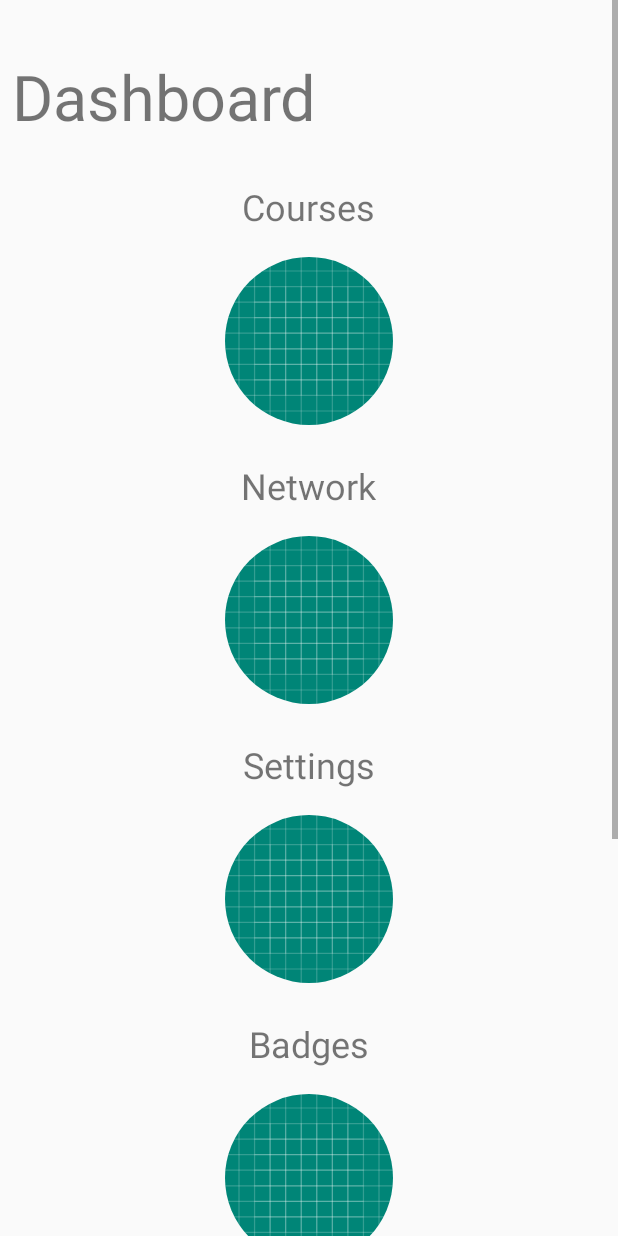
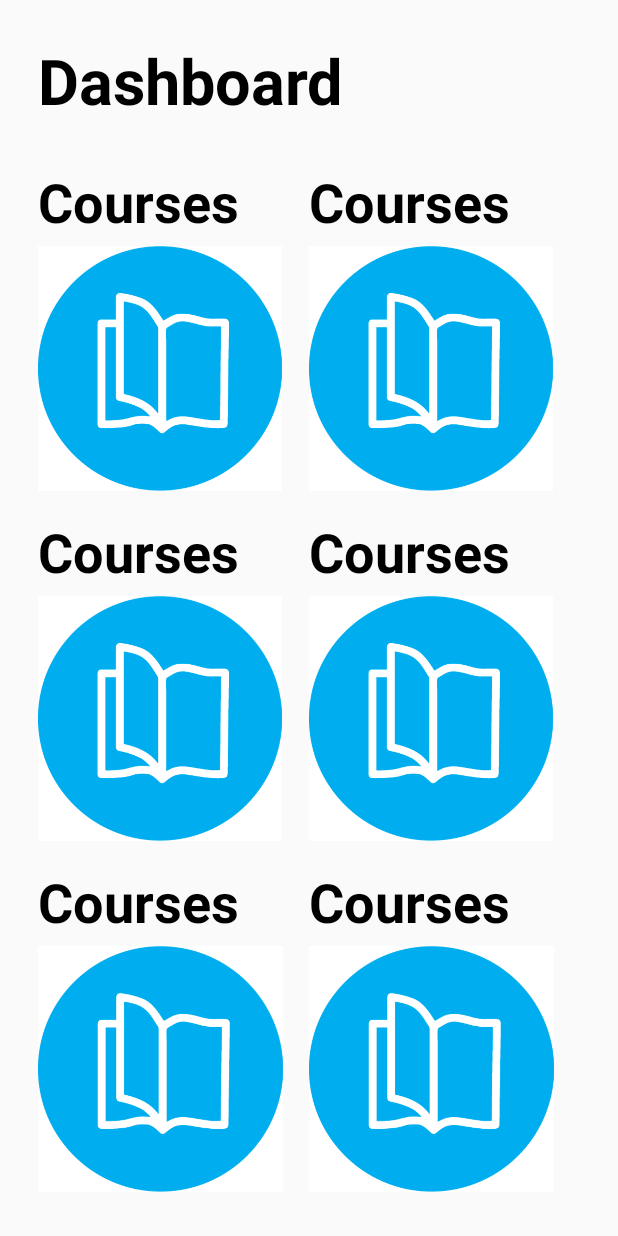
Before and after one commit to weirdindiankid/GoBiz, an Android app: the layout activity_dashboard.xml on its own in the app's theme, with its tools: preview values and no code run, on a phone screen of 412 x 824 dp. Run offline under Robolectric (Android 15) with nearby library versions, the phone set to English and light mode, and no system bars.

Commit message:
updated dashboard and locked app screen orientation

```diff
--- a/app/src/main/AndroidManifest.xml
+++ b/app/src/main/AndroidManifest.xml
@@ -9,6 +9,7 @@
         android:icon="@mipmap/ic_launcher"
         android:label="@string/app_name"
         android:roundIcon="@mipmap/ic_launcher_round"
+        android:screenOrientation="portrait"
         android:supportsRtl="true"
         android:theme="@style/AppTheme"
         >
@@ -22,7 +23,8 @@
         <activity android:name=".SignUpActivity"/>
         <activity android:name=".LoginScreen"/>
         <activity android:name=".WelcomeActivity"/>
-        <activity android:name=".Dashboard"/>
+        <activity android:name=".Dashboard">
+        </activity>
         <activity android:name=".PasswordReset"/>
         <activity android:name=".CoursesActivity">
 
@@ -35,7 +37,6 @@
         <activity android:name=".About"/>
         <activity
             android:name=".LessonActivity"
-            android:screenOrientation="portrait"
             android:theme="@style/Theme.AppCompat.Light.NoActionBar"
             android:windowSoftInputMode="adjustPan">
         </activity>
--- a/app/src/main/java/com/example/vaibh/gobiz/Dashboard.java
+++ b/app/src/main/java/com/example/vaibh/gobiz/Dashboard.java
@@ -1,28 +1,94 @@
 package com.example.vaibh.gobiz;
 
 import android.content.Intent;
+import android.graphics.drawable.Drawable;
 import android.os.Bundle;
 import android.support.v7.app.AppCompatActivity;
-import android.util.Log;
 import android.view.View;
+import android.widget.ImageView;
+import android.widget.TextView;
 
 import com.example.vaibh.gobiz.pojos.Course;
 import com.example.vaibh.gobiz.pojos.Module;
 
-import java.io.Serializable;
+import java.util.Arrays;
 import java.util.HashMap;
-import java.util.Iterator;
 import java.util.List;
-import java.util.Map;
 
 public class Dashboard extends AppCompatActivity {
 
-    public HashMap<Course, List<Module>> courseModuleMap ;
+    public HashMap<Course, List<Module>> courseModuleMap;
+
     @Override
     protected void onCreate(Bundle savedInstanceState) {
         super.onCreate(savedInstanceState);
         setContentView(R.layout.activity_dashboard);
 
+        setupDashboardItems();
+    }
+
+    private void setupDashboardItems() {
+        View coursesContainer = findViewById(R.id.courses);
+        View badgesContainer = findViewById(R.id.badges);
+        View networkContainer = findViewById(R.id.network);
+        View profileContainer = findViewById(R.id.profile);
+        View settingsContainer = findViewById(R.id.settings);
+        View aboutContainer = findViewById(R.id.about);
+
+        List<View> containers = Arrays.asList(coursesContainer, badgesContainer, networkContainer, profileContainer, settingsContainer, aboutContainer);
+        List<Integer> drawablesIds = Arrays.asList(R.drawable.courses, R.drawable.badges, R.drawable.network, R.drawable.profile, R.drawable.settings, R.drawable.about);
+        List<String> labels = Arrays.asList("Courses", "Badges", "Network", "Profile", "Settings", "About");
+
+        for (int i = 0; i < containers.size(); i++) {
+            View container = containers.get(i);
+            Drawable drawable = getDrawable(drawablesIds.get(i));
+            String label = labels.get(i);
+
+            ((ImageView) container.findViewById(R.id.item_image)).setImageDrawable(drawable);
+            ((TextView) container.findViewById(R.id.item_label)).setText(label);
+        }
+
+        coursesContainer.setOnClickListener(new View.OnClickListener() {
+            @Override
+            public void onClick(View view) {
+                gotoCourses(view);
+            }
+        });
+
+        badgesContainer.setOnClickListener(new View.OnClickListener() {
+            @Override
+            public void onClick(View view) {
+                gotoBadges(view);
+            }
+        });
+
+        networkContainer.setOnClickListener(new View.OnClickListener() {
+            @Override
+            public void onClick(View view) {
+                gotoNetwork(view);
+            }
+        });
+
+        profileContainer.setOnClickListener(new View.OnClickListener() {
+            @Override
+            public void onClick(View view) {
+                gotoProfile(view);
+            }
+        });
+
+        settingsContainer.setOnClickListener(new View.OnClickListener() {
+            @Override
+            public void onClick(View view) {
+                gotoSettings(view);
+            }
+        });
+
+        aboutContainer.setOnClickListener(new View.OnClickListener() {
+            @Override
+            public void onClick(View view) {
+                gotoAbout(view);
+            }
+        });
     }
 
     public void gotoCourses(View view) {
--- a/app/src/main/res/layout/activity_dashboard.xml
+++ b/app/src/main/res/layout/activity_dashboard.xml
@@ -1,156 +1,116 @@
 <?xml version="1.0" encoding="utf-8"?>
+<LinearLayout xmlns:android="http://schemas.android.com/apk/res/android"
+              xmlns:app="http://schemas.android.com/apk/res-auto"
+              xmlns:tools="http://schemas.android.com/tools"
+              android:layout_width="match_parent"
+              android:layout_height="match_parent"
+              android:layout_margin="@dimen/activity_margin"
+              android:orientation="vertical"
+    >
 
+    <TextView
+        android:id="@+id/dashboard_label"
+        android:layout_width="wrap_content"
+        android:layout_height="wrap_content"
+        android:layout_marginBottom="16dp"
+        android:text="@string/dashboard_title"
+        android:textColor="#000"
+        android:textSize="42sp"
+        android:textStyle="bold"
+        />
 
-<ScrollView xmlns:android="http://schemas.android.com/apk/res/android"
-    android:layout_width="match_parent"
-    android:layout_height="match_parent"
-    xmlns:app="http://schemas.android.com/apk/res-auto"
-    android:fillViewport="true">
+    <LinearLayout
+        android:layout_width="match_parent"
+        android:layout_height="match_parent"
+        android:baselineAligned="false"
+        android:orientation="horizontal"
+        >
 
+        <!--Left column-->
         <LinearLayout
-            android:layout_width="match_parent"
-            android:layout_height="wrap_content"
+            android:layout_width="0dp"
+            android:layout_height="match_parent"
+            android:layout_weight="1"
             android:orientation="vertical">
 
-            <TextView
-                android:id="@+id/dashboard_label"
+            <include
+                android:id="@+id/courses"
+                layout="@layout/dashboard_item"
+                android:layout_width="match_parent"
+                android:layout_height="0dp"
+                android:layout_weight="1"
+                tools:ignore="NestedWeights"/>
+
+            <Space
                 android:layout_width="wrap_content"
-                android:layout_height="61dp"
-                android:layout_marginStart="8dp"
-                android:layout_marginTop="36dp"
-                android:text="@string/dashboard_title"
-                android:textSize="42sp"
-                app:layout_constraintStart_toStartOf="@+id/courses_image"
-                app:layout_constraintTop_toTopOf="parent" />
+                android:layout_height="@dimen/dashboard_item_spacing"/>
 
-            <!-- Left column-->
+            <include
+                android:id="@+id/network"
+                layout="@layout/dashboard_item"
+                android:layout_width="match_parent"
+                android:layout_height="0dp"
+                android:layout_weight="1"/>
 
-            <TextView
-                android:id="@+id/textView"
-                style="@style/dashboard_label"
+            <Space
                 android:layout_width="wrap_content"
-                android:layout_height="wrap_content"
-                android:layout_marginTop="24dp"
-                android:text="@string/course_label"
-                app:layout_constraintStart_toStartOf="@+id/courses_image"
-                app:layout_constraintTop_toBottomOf="@+id/dashboard_label" />
+                android:layout_height="@dimen/dashboard_item_spacing"/>
 
-            <de.hdodenhof.circleimageview.CircleImageView
-                android:id="@+id/courses_image"
-                style="@style/dashboard_image"
-                android:layout_marginTop="12dp"
-                android:onClick="gotoCourses"
-                android:src="@drawable/ic_launcher_background"
-                app:layout_constraintEnd_toStartOf="@+id/circleImageView"
-                app:layout_constraintHorizontal_bias="0.5"
-                app:layout_constraintStart_toStartOf="parent"
-                app:layout_constraintTop_toBottomOf="@+id/textView" />
+            <include
+                android:id="@+id/settings"
+                layout="@layout/dashboard_item"
+                android:layout_width="match_parent"
+                android:layout_height="0dp"
+                android:layout_weight="1"/>
 
-            <TextView
-                android:id="@+id/textView4"
-                style="@style/dashboard_label"
+            <Space
                 android:layout_width="wrap_content"
-                android:layout_height="wrap_content"
-                android:layout_marginTop="24dp"
-                android:text="@string/network_label"
-                app:layout_constraintStart_toStartOf="@+id/circleImageView4"
-                app:layout_constraintTop_toBottomOf="@+id/courses_image" />
+                android:layout_height="@dimen/dashboard_item_spacing"/>
 
-            <de.hdodenhof.circleimageview.CircleImageView
-                android:id="@+id/circleImageView"
-                style="@style/dashboard_image"
-                android:layout_marginTop="12dp"
-                android:onClick="gotoBadges"
-                android:src="@drawable/ic_launcher_background"
-                app:layout_constraintEnd_toEndOf="parent"
-                app:layout_constraintHorizontal_bias="0.5"
-                app:layout_constraintStart_toEndOf="@+id/courses_image"
-                app:layout_constraintTop_toBottomOf="@+id/textView2" />
-
-            <TextView
-                android:id="@+id/textView5"
-                style="@style/dashboard_label"
-                android:layout_width="wrap_content"
-                android:layout_height="wrap_content"
-                android:layout_marginTop="24dp"
-                android:text="@string/settings_label"
-                app:layout_constraintStart_toStartOf="@+id/circleImageView5"
-                app:layout_constraintTop_toBottomOf="@+id/circleImageView4" />
-
-            <de.hdodenhof.circleimageview.CircleImageView
-                android:id="@+id/circleImageView4"
-                style="@style/dashboard_image"
-                android:layout_marginTop="12dp"
-                android:onClick="gotoNetwork"
-                android:src="@drawable/ic_launcher_background"
-                app:layout_constraintEnd_toStartOf="@+id/circleImageView2"
-                app:layout_constraintHorizontal_bias="0.5"
-                app:layout_constraintStart_toStartOf="parent"
-                app:layout_constraintTop_toBottomOf="@+id/textView4" />
-
-
-            <TextView
-                android:id="@+id/textView2"
-                style="@style/dashboard_label"
-                android:layout_width="wrap_content"
-                android:layout_height="wrap_content"
-                android:layout_marginTop="24dp"
-                android:text="@string/badges_label"
-                app:layout_constraintStart_toStartOf="@+id/circleImageView"
-                app:layout_constraintTop_toBottomOf="@+id/dashboard_label" />
-
-            <de.hdodenhof.circleimageview.CircleImageView
-                android:id="@+id/circleImageView2"
-                style="@style/dashboard_image"
-                android:layout_marginTop="12dp"
-                android:onClick="gotoProfile"
-                android:src="@drawable/ic_launcher_background"
-                app:layout_constraintEnd_toEndOf="parent"
-                app:layout_constraintHorizontal_bias="0.5"
-                app:layout_constraintStart_toEndOf="@+id/circleImageView4"
-                app:layout_constraintTop_toBottomOf="@+id/textView3" />
-
-            <TextView
-                android:id="@+id/textView3"
-                style="@style/dashboard_label"
-                android:layout_width="wrap_content"
-                android:layout_height="wrap_content"
-                android:layout_marginTop="24dp"
-                android:text="@string/profile_label"
-                app:layout_constraintStart_toStartOf="@+id/circleImageView2"
-                app:layout_constraintTop_toBottomOf="@+id/circleImageView" />
-
-            <de.hdodenhof.circleimageview.CircleImageView
-                android:id="@+id/circleImageView5"
-                style="@style/dashboard_image"
-                android:layout_marginTop="12dp"
-                android:onClick="gotoSettings"
-                android:src="@drawable/ic_launcher_background"
-                app:layout_constraintEnd_toStartOf="@+id/circleImageView3"
-                app:layout_constraintHorizontal_bias="0.5"
-                app:layout_constraintStart_toStartOf="parent"
-                app:layout_constraintTop_toBottomOf="@+id/textView5" />
-
-            <TextView
-                android:id="@+id/textView6"
-                style="@style/dashboard_label"
-                android:layout_width="wrap_content"
-                android:layout_height="wrap_content"
-                android:layout_marginTop="24dp"
-                android:text="@string/about_label"
-                app:layout_constraintStart_toStartOf="@+id/circleImageView3"
-                app:layout_constraintTop_toBottomOf="@+id/circleImageView2" />
-
-            <de.hdodenhof.circleimageview.CircleImageView
-                android:id="@+id/circleImageView3"
-                style="@style/dashboard_image"
-                android:layout_marginTop="12dp"
-                android:onClick="gotoAbout"
-                android:src="@drawable/ic_launcher_background"
-                app:layout_constraintEnd_toEndOf="parent"
-                app:layout_constraintHorizontal_bias="0.5"
-                app:layout_constraintStart_toEndOf="@+id/circleImageView5"
-                app:layout_constraintTop_toBottomOf="@+id/textView6" />
         </LinearLayout>
 
-    </ScrollView>
+        <!--Right column-->
+        <LinearLayout
+            android:layout_width="0dp"
+            android:layout_height="match_parent"
+            android:layout_weight="1"
+            android:orientation="vertical">
+
+            <include
+                android:id="@+id/badges"
+                layout="@layout/dashboard_item"
+                android:layout_width="match_parent"
+                android:layout_height="0dp"
+                android:layout_weight="1"
+                tools:ignore="NestedWeights"/>
+
+            <Space
+                android:layout_width="wrap_content"
+                android:layout_height="@dimen/dashboard_item_spacing"/>
+
+            <include
+                android:id="@+id/profile"
+                layout="@layout/dashboard_item"
+                android:layout_width="match_parent"
+                android:layout_height="0dp"
+                android:layout_weight="1"/>
+
+            <Space
+                android:layout_width="wrap_content"
+                android:layout_height="@dimen/dashboard_item_spacing"/>
+
+            <include
+                android:id="@+id/about"
+                layout="@layout/dashboard_item"
+                android:layout_width="match_parent"
+                android:layout_height="0dp"
+                android:layout_weight="1"/>
+
+            <Space
+                android:layout_width="wrap_content"
+                android:layout_height="@dimen/dashboard_item_spacing"/>
+
+        </LinearLayout>
+
+    </LinearLayout>
+</LinearLayout>
--- /dev/null
+++ b/app/src/main/res/layout/dashboard_item.xml
@@ -0,0 +1,37 @@
+<?xml version="1.0" encoding="utf-8"?>
+<LinearLayout xmlns:android="http://schemas.android.com/apk/res/android"
+              xmlns:app="http://schemas.android.com/apk/res-auto"
+              android:layout_width="match_parent"
+              android:layout_height="match_parent"
+              android:orientation="vertical"
+    >
+
+    <TextView
+        android:id="@+id/item_label"
+        style="@style/dashboard_label"
+        android:layout_width="match_parent"
+        android:layout_height="0dp"
+        android:layout_weight="1.25"
+        android:gravity="start|bottom"
+        android:text="@string/course_label"
+        android:textColor="#000"
+        android:textStyle="bold"
+        app:autoSizeMaxTextSize="50sp"
+        app:autoSizeMinTextSize="12sp"
+        app:autoSizeStepGranularity="2sp"
+        app:autoSizeTextType="uniform"
+        />
+
+    <ImageView
+        android:id="@+id/item_image"
+        style="@style/dashboard_image"
+        android:layout_width="wrap_content"
+        android:layout_height="0dp"
+        android:layout_gravity="start"
+        android:scaleType="fitStart"
+        android:layout_weight="4"
+        android:src="@drawable/courses"
+        android:textColor="#000"
+        android:textStyle="bold"/>
+
+</LinearLayout>
--- a/app/src/main/res/values/dimens.xml
+++ b/app/src/main/res/values/dimens.xml
@@ -7,4 +7,6 @@
     <dimen name="vertical_space_between_questions">12dp</dimen>
     <dimen name="factoid_icon_dimen">40dp</dimen>
     <dimen name="quiz_option_spacing">4dp</dimen>
+    <dimen name="activity_margin">25dp</dimen>
+    <dimen name="dashboard_item_spacing">4dp</dimen>
 </resources>
--- a/app/src/main/res/values/styles.xml
+++ b/app/src/main/res/values/styles.xml
@@ -1,7 +1,7 @@
 <resources>
 
     <!-- Base application theme. -->
-    <style name="AppTheme" parent="Theme.AppCompat.Light.DarkActionBar">
+    <style name="AppTheme" parent="Theme.AppCompat.Light.NoActionBar">
         <!-- Customize your theme here. -->
         <item name="colorPrimary">@color/colorPrimary</item>
         <item name="colorPrimaryDark">@color/colorPrimaryDark</item>
```
Also changed, not shown: app/src/main/res/drawable/about.png (added), app/src/main/res/drawable/badges.png (added), app/src/main/res/drawable/courses.png (added), app/src/main/res/drawable/network.png (added), app/src/main/res/drawable/profile.png (added), app/src/main/res/drawable/settings.png (added).
